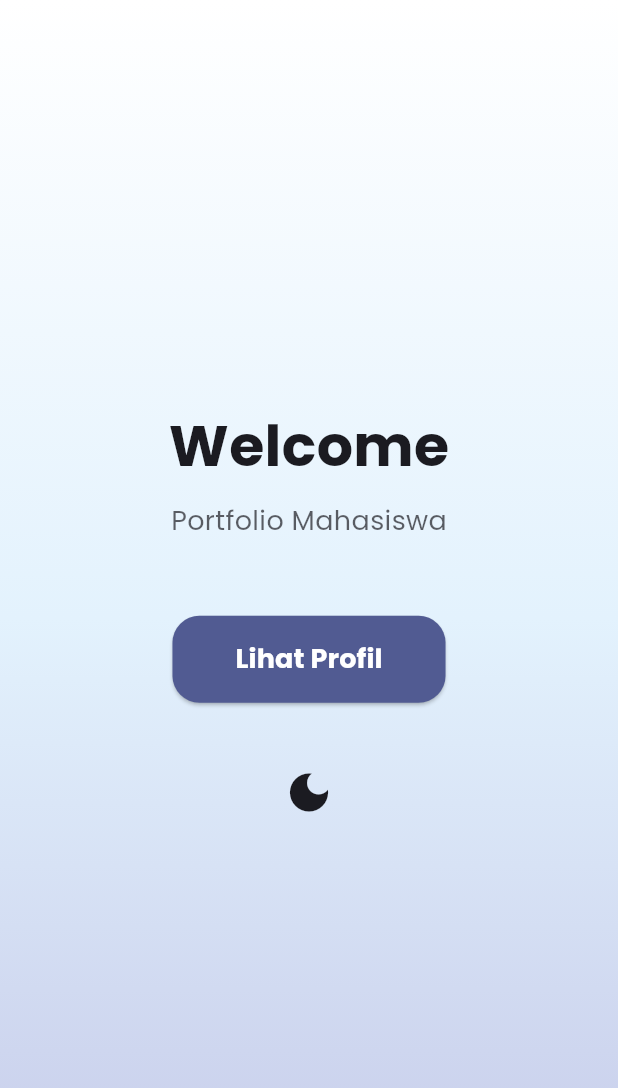
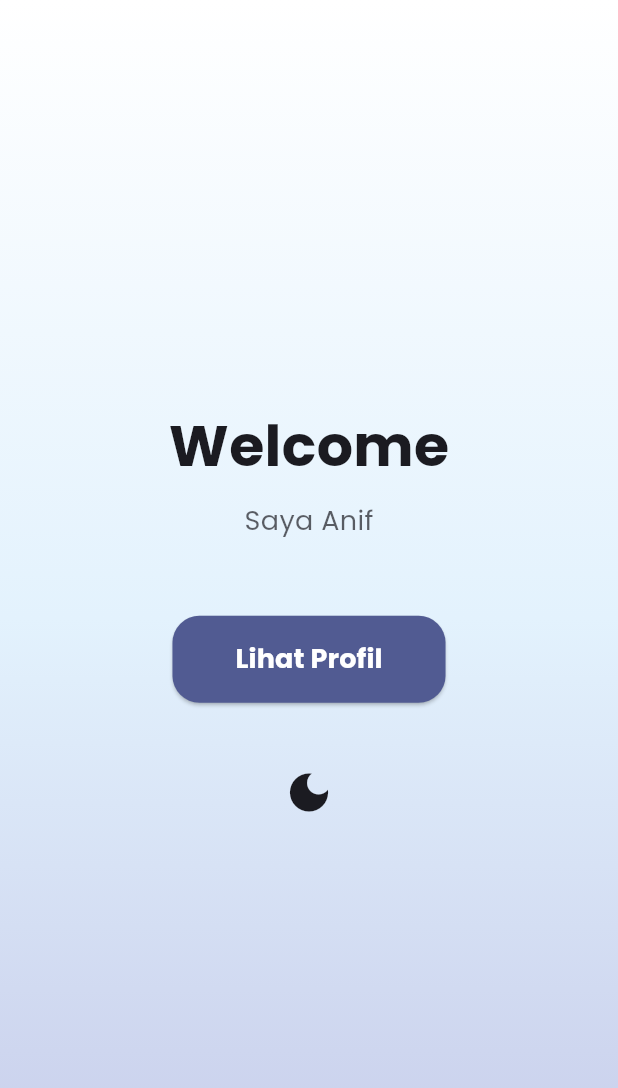
Before and after one commit to anifbur/Mobile2, a Flutter app: the screen it shows after launch, on a phone screen of 412 x 824 dp. Shown: the top 1088 px of the screen. Run offline on Flutter 3.47's test engine with Material 3 defaults, Android fonts, the phone set to English and light mode, and no system bars; our stand-ins replace google_fonts.

Commit message:
fix UTS'

```diff
--- a/porto/lib/pages/welcome_page.dart
+++ b/porto/lib/pages/welcome_page.dart
@@ -72,7 +72,7 @@ class WelcomePage extends StatelessWidget {
             const SizedBox(height: 10),
 
             Text(
-              "Portfolio Mahasiswa",
+              "Saya Anif",
               style: TextStyle(
                 fontSize: 18,
                 color: cs.onSurface.withOpacity(0.7),
--- a/porto/lib/widgets/about_me_card.dart
+++ b/porto/lib/widgets/about_me_card.dart
@@ -14,12 +14,12 @@ class AboutMeCard extends StatelessWidget {
         mainAxisSize: MainAxisSize.min,
         children: [
           Text(
-            "About Me",
+            "Tentang Saya",
             style: Theme.of(context).textTheme.titleLarge,
           ),
           const SizedBox(height: 16),
           Text(
-            "Saya ${user.nama} bisa sagala bisa di bisa-bisa, Tapi alhamdulillah bisa .",
+            "Saya ${user.nama} bisa sagala bisa di bisa-bisa, Tapi alhamdulillah bisa.",
             style: Theme.of(context).textTheme.bodyMedium,
             textAlign: TextAlign.center,
           ),
```
